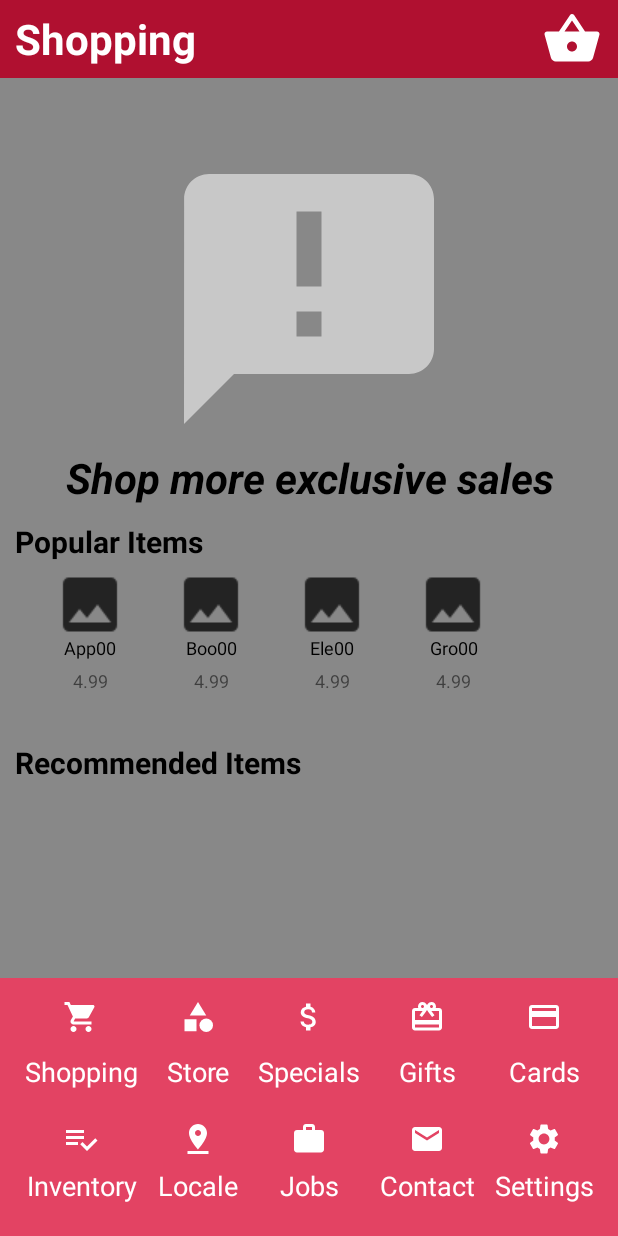
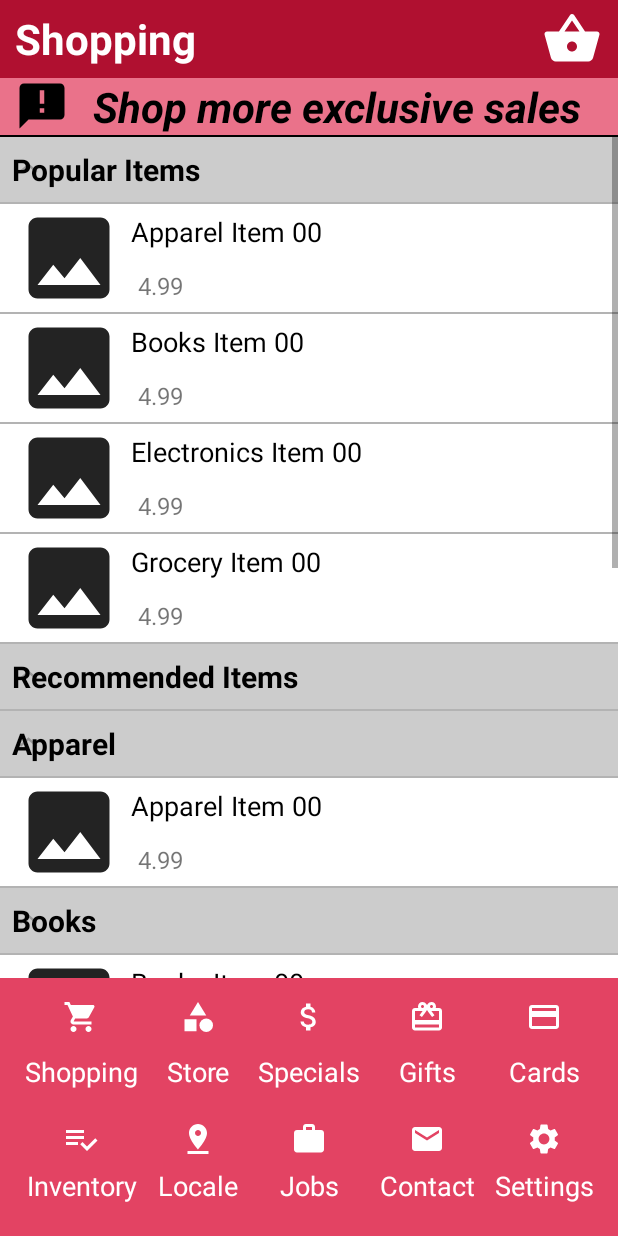
Before and after one commit to forrest-james/ads-app, an Android app: the screen it shows after launch (MainActivity), after a tap on "Mobile Shopping", on a phone screen of 412 x 824 dp. Run offline under Robolectric (Android 15) with nearby library versions, the phone set to English and light mode, and no system bars; 1 other tap on this screen came first.

Commit message:
Added Expandable List View for Mobile Shopping items

```diff
--- a/AcmeDepartmentStore/app/src/main/java/com/ads/app/DataManager.java
+++ b/AcmeDepartmentStore/app/src/main/java/com/ads/app/DataManager.java
@@ -72,7 +72,7 @@ public class DataManager {
         for(int i = 0; i < rand.nextInt(5) + 1; i++) {
             items.add(new Item(
                     String.format("%s000%d", departmentName.charAt(0), i),
-                    String.format("%s0%d", departmentName.substring(0,3), i),
+                    String.format("%s Item 0%d", departmentName, i),
                     rand.nextInt(10) + 0.99,
                     rand.nextBoolean(),
                     rand.nextBoolean()
--- /dev/null
+++ b/AcmeDepartmentStore/app/src/main/java/com/ads/app/ExpandableListAdapter.java
@@ -0,0 +1,97 @@
+package com.ads.app;
+
+import android.content.Context;
+import android.text.Layout;
+import android.view.LayoutInflater;
+import android.view.View;
+import android.view.ViewGroup;
+import android.widget.BaseExpandableListAdapter;
+import android.widget.TextView;
+
+import java.util.HashMap;
+import java.util.List;
+
+public class ExpandableListAdapter extends BaseExpandableListAdapter {
+    private Context _context;
+    private List<String> _listHeaders;
+    private HashMap<String, List<Item>> _listChildren;
+
+    public ExpandableListAdapter(Context context, List<String> listHeaders, HashMap<String, List<Item>> listChildren) {
+        _context = context;
+        _listHeaders = listHeaders;
+        _listChildren = listChildren;
+    }
+
+    @Override
+    public Object getChild(int groupPosition, int childPosition) {
+        return _listChildren.get(_listHeaders.get(groupPosition)).get(childPosition);
+    }
+
+    @Override
+    public long getChildId(int groupPosition, int childPosition) {
+        return childPosition;
+    }
+
+    @Override
+    public View getChildView(int groupPosition, final int childPosition, boolean isLastChild, View convertView, ViewGroup parent) {
+
+        final Item child = (Item) getChild(groupPosition, childPosition);
+
+        if (convertView == null) {
+            LayoutInflater childInflater = (LayoutInflater) _context.getSystemService(Context.LAYOUT_INFLATER_SERVICE);
+            convertView = childInflater.inflate(R.layout.item_list, null);
+        }
+
+        TextView name = (TextView)convertView.findViewById(R.id.item_name);
+        name.setText(child.Name());
+
+        TextView price = (TextView)convertView.findViewById(R.id.item_price);
+        price.setText(String.format("%1$,.2f", child.Price()));
+
+        return convertView;
+    }
+
+    @Override
+    public int getChildrenCount(int groupPosition) {
+        return _listChildren.get(_listHeaders.get(groupPosition)).size();
+    }
+
+    @Override
+    public Object getGroup(int groupPosition) {
+        return _listHeaders.get(groupPosition);
+    }
+
+    @Override
+    public int getGroupCount() {
+        return _listHeaders.size();
+    }
+
+    @Override
+    public long getGroupId(int groupPosition) {
+        return groupPosition;
+    }
+
+    @Override
+    public View getGroupView(int groupPosition, boolean isExpanded, View convertView, ViewGroup parent) {
+        String header = (String) getGroup(groupPosition);
+        if (convertView == null) {
+            LayoutInflater groupInflater = (LayoutInflater) _context.getSystemService(Context.LAYOUT_INFLATER_SERVICE);
+            convertView = groupInflater.inflate(R.layout.list_group, null);
+        }
+
+        TextView listHeader = (TextView) convertView.findViewById(R.id.list_header);
+        listHeader.setText(header);
+
+        return convertView;
+    }
+
+    @Override
+    public boolean hasStableIds() {
+        return false;
+    }
+
+    @Override
+    public boolean isChildSelectable(int groupPosition, int childPosition) {
+        return true;
+    }
+}
--- a/AcmeDepartmentStore/app/src/main/java/com/ads/app/ShoppingFragment.java
+++ b/AcmeDepartmentStore/app/src/main/java/com/ads/app/ShoppingFragment.java
@@ -8,8 +8,10 @@ import androidx.recyclerview.widget.LinearLayoutManager;
 import android.view.LayoutInflater;
 import android.view.View;
 import android.view.ViewGroup;
+import android.widget.ExpandableListView;
 import android.widget.GridView;
 
+import java.util.HashMap;
 import java.util.List;
 
 public class ShoppingFragment extends Fragment {
@@ -36,23 +38,44 @@ public class ShoppingFragment extends Fragment {
         // Inflate the layout for this fragment
         View view = inflater.inflate(R.layout.fragment_shopping, container, false);
 
-        final GridView popularItemView = (GridView) view.findViewById(R.id.popular_list);
-        final GridView recommendedItemView = (GridView) view.findViewById(R.id.recommended_list);
-
         List<Item> popularItems = DataManager.getInstance().PopularItems();
         if(popularItems.size() > 5) {
             popularItems = popularItems.subList(0, 4);
         }
-        final ItemListAdapter popularAdapter = new ItemListAdapter(getActivity(), popularItems);
-        popularItemView.setAdapter(popularAdapter);
 
         List<Item> recommendedItems = DataManager.getInstance().RecommendedItems();
         if(recommendedItems.size() > 5) {
             recommendedItems = recommendedItems.subList(0, 4);
         }
 
-        final ItemListAdapter recommendedAdapter = new ItemListAdapter(getActivity(), recommendedItems);
-        recommendedItemView.setAdapter(recommendedAdapter);
+        List<Department> departments = DataManager.getInstance().Departments();
+        List<String> departmentNames = DataManager.getInstance().DepartmentNames();
+
+        departmentNames.add(0, "Popular Items");
+        departmentNames.add(1, "Recommended Items");
+
+        HashMap<String, List<Item>> departmentData = new HashMap<String, List<Item>>();
+
+        departmentData.put("Popular Items", popularItems);
+        departmentData.put("Recommended Items", recommendedItems);
+
+        for(int i = 0; i < departments.size(); i++) {
+            departmentData.put(departments.get(i).Name(), departments.get(i).Items());
+        }
+
+        ExpandableListView departmentListView = (ExpandableListView) view.findViewById(R.id.department_items);
+        ExpandableListAdapter departmentListAdapter = new ExpandableListAdapter(view.getContext(), departmentNames, departmentData);
+        departmentListView.setAdapter(departmentListAdapter);
+        for (int i = 0; i < departmentNames.size(); i++) {
+            departmentListView.expandGroup(i);
+        }
+
+        departmentListView.setOnGroupClickListener(new ExpandableListView.OnGroupClickListener() {
+            @Override
+            public boolean onGroupClick(ExpandableListView parent, View v, int groupPosition, long id) {
+                return true;
+            }
+        });
 
         return view;
     }
--- a/AcmeDepartmentStore/app/src/main/res/drawable/ic_baseline_announcement.xml
+++ b/AcmeDepartmentStore/app/src/main/res/drawable/ic_baseline_announcement.xml
@@ -1,5 +1,5 @@
-<vector android:autoMirrored="true" android:height="200dp"
-    android:tint="#C8C8C8" android:viewportHeight="24"
-    android:viewportWidth="24" android:width="200dp" xmlns:android="http://schemas.android.com/apk/res/android">
+<vector android:autoMirrored="true" android:height="36dp"
+    android:tint="#232323" android:viewportHeight="24"
+    android:viewportWidth="24" android:width="36dp" xmlns:android="http://schemas.android.com/apk/res/android">
     <path android:fillColor="@android:color/white" android:pathData="M20,2L4,2c-1.1,0 -1.99,0.9 -1.99,2L2,22l4,-4h14c1.1,0 2,-0.9 2,-2L22,4c0,-1.1 -0.9,-2 -2,-2zM13,11h-2L11,5h2v6zM13,15h-2v-2h2v2z"/>
 </vector>
--- a/AcmeDepartmentStore/app/src/main/res/drawable/ic_baseline_image.xml
+++ b/AcmeDepartmentStore/app/src/main/res/drawable/ic_baseline_image.xml
@@ -1,5 +1,5 @@
-<vector android:height="32dp" android:tint="#232323"
+<vector android:height="72dp" android:tint="#232323"
     android:viewportHeight="24" android:viewportWidth="24"
-    android:width="32dp" xmlns:android="http://schemas.android.com/apk/res/android">
+    android:width="72dp" xmlns:android="http://schemas.android.com/apk/res/android">
     <path android:fillColor="@android:color/white" android:pathData="M21,19V5c0,-1.1 -0.9,-2 -2,-2H5c-1.1,0 -2,0.9 -2,2v14c0,1.1 0.9,2 2,2h14c1.1,0 2,-0.9 2,-2zM8.5,13.5l2.5,3.01L14.5,12l4.5,6H5l3.5,-4.5z"/>
 </vector>
--- a/AcmeDepartmentStore/app/src/main/res/layout/fragment_shopping.xml
+++ b/AcmeDepartmentStore/app/src/main/res/layout/fragment_shopping.xml
@@ -6,109 +6,42 @@
     android:layout_height="match_parent"
     android:background="@color/gray">
 
-    <ScrollView
-        android:layout_width="match_parent"
-        android:layout_height="match_parent">
-
     <LinearLayout
         android:layout_width="match_parent"
-            android:layout_height="match_parent"
+        android:layout_height="wrap_content"
         android:orientation="vertical"
         app:layout_constraintEnd_toEndOf="parent"
         app:layout_constraintStart_toStartOf="parent"
         app:layout_constraintTop_toTopOf="parent">
 
-            <FrameLayout
-                android:layout_width="match_parent"
-                android:layout_height="275dp"
-                android:layout_margin="10dp">
-
-                <ImageView
-                    android:id="@+id/sale_marquee"
-                    android:layout_width="wrap_content"
-                    android:layout_height="wrap_content"
-                    android:layout_gravity="center"
-                    android:src="@drawable/ic_baseline_announcement" />
-
         <TextView
             android:id="@+id/sale_label"
             android:layout_width="match_parent"
             android:layout_height="wrap_content"
-                    android:layout_gravity="bottom"
-                    android:gravity="center_horizontal"
+            android:layout_gravity="center"
+            android:background="@color/red_100"
+            android:drawableStart="@drawable/ic_baseline_announcement"
+            android:gravity="center"
+            android:paddingLeft="10dp"
+            android:paddingRight="10dp"
             android:text="Shop more exclusive sales"
             android:textColor="@color/black"
             android:textSize="28sp"
-                    android:textStyle="bold|italic" />
-
-            </FrameLayout>
-
-            <TextView
-                android:layout_width="match_parent"
-                android:layout_height="wrap_content"
-                android:paddingLeft="10dp"
-                android:text="Popular Items"
-                android:textColor="@color/black"
-                android:textSize="20sp"
-                android:textStyle="bold" />
+            android:textStyle="bold|italic"
+            app:drawableTint="@color/black" />
 
 
-            <LinearLayout
+        <View
+            android:id="@+id/divider"
             android:layout_width="match_parent"
-                android:layout_height="match_parent"
-                android:orientation="horizontal"
-                android:padding="10dp"
-                android:paddingLeft="10dp"
-                android:paddingRight="10dp">
+            android:layout_height="1dp"
+            android:background="@color/black" />
 
-                <GridView
-                    android:id="@+id/popular_list"
+        <ExpandableListView
+            android:id="@+id/department_items"
             android:layout_width="match_parent"
-                    android:layout_height="100dp"
-                    android:columnWidth="100dp"
-                    android:horizontalSpacing="10dp"
-                    android:numColumns="5"
-                    android:rowCount="1"
-                    android:scrollbars="horizontal" />
+            android:layout_height="wrap_content" />
 
     </LinearLayout>
 
-            <TextView
-                android:layout_width="match_parent"
-                android:layout_height="wrap_content"
-                android:paddingLeft="10dp"
-                android:text="Recommended Items"
-                android:textColor="@color/black"
-                android:textSize="20sp"
-                android:textStyle="bold" />
-
-            <LinearLayout
-                android:layout_width="match_parent"
-                android:layout_height="match_parent"
-                android:orientation="horizontal"
-                android:padding="10dp"
-                android:paddingLeft="10dp"
-                android:paddingRight="10dp">
-
-                <GridView
-                    android:id="@+id/recommended_list"
-                    android:layout_width="match_parent"
-                    android:layout_height="100dp"
-                    android:columnWidth="100dp"
-                    android:horizontalSpacing="10dp"
-                    android:numColumns="5"
-                    android:rowCount="1"
-                    android:scrollbars="horizontal" />
-
-            </LinearLayout>
-
-            <LinearLayout
-                android:id="@+id/department_grids"
-                android:layout_width="match_parent"
-                android:layout_height="wrap_content"
-                android:orientation="vertical"></LinearLayout>
-
-        </LinearLayout>
-    </ScrollView>
-
 </androidx.constraintlayout.widget.ConstraintLayout>
--- a/AcmeDepartmentStore/app/src/main/res/layout/item_list.xml
+++ b/AcmeDepartmentStore/app/src/main/res/layout/item_list.xml
@@ -1,36 +1,47 @@
 <?xml version="1.0" encoding="utf-8"?>
 <LinearLayout xmlns:android="http://schemas.android.com/apk/res/android"
     xmlns:app="http://schemas.android.com/apk/res-auto"
-    android:layout_width="100dp"
+    android:layout_width="match_parent"
     android:layout_height="80dp"
-    android:orientation="vertical">
+    android:background="@color/white"
+    android:orientation="horizontal"
+    android:paddingLeft="10dp"
+    android:paddingRight="10dp">
 
     <ImageView
         android:id="@+id/imageView"
         android:layout_width="wrap_content"
         android:layout_height="wrap_content"
-        android:layout_gravity="center_horizontal|top"
+        android:layout_gravity="start|center_vertical"
+        android:src="@drawable/ic_baseline_image" />
+
+    <LinearLayout
+        android:layout_width="match_parent"
+        android:layout_height="match_parent"
         android:layout_weight="1"
-        android:scaleX="1.5"
-        android:scaleY="1.5"
-        android:src="@drawable/ic_baseline_image" />
+        android:orientation="vertical">
 
         <TextView
             android:id="@+id/item_name"
             android:layout_width="match_parent"
             android:layout_height="wrap_content"
             android:layout_weight="1"
-        android:gravity="center"
+            android:gravity="start|center_vertical"
+            android:paddingLeft="5dp"
             android:text="Test Item 001"
             android:textColor="@color/black"
-        android:textSize="12sp" />
+            android:textSize="18sp" />
 
         <TextView
             android:id="@+id/item_price"
             android:layout_width="match_parent"
             android:layout_height="wrap_content"
             android:layout_weight="1"
-        android:gravity="center"
+            android:gravity="start|center_vertical"
+            android:paddingLeft="10dp"
             android:text="$9.99"
-        android:textSize="12sp" />
+            android:textSize="16sp" />
+
     </LinearLayout>
+
+</LinearLayout>
--- /dev/null
+++ b/AcmeDepartmentStore/app/src/main/res/layout/list_group.xml
@@ -0,0 +1,16 @@
+<?xml version="1.0" encoding="utf-8"?>
+<LinearLayout xmlns:android="http://schemas.android.com/apk/res/android"
+    android:layout_width="fill_parent"
+    android:layout_height="wrap_content"
+    android:orientation="vertical"
+    android:padding="8dp">
+
+    <TextView
+        android:id="@+id/list_header"
+        android:layout_width="fill_parent"
+        android:layout_height="wrap_content"
+        android:textSize="20sp"
+        android:textStyle="bold"
+        android:textColor="@color/black" />
+
+</LinearLayout>
--- a/AcmeDepartmentStore/app/src/main/res/values/colors.xml
+++ b/AcmeDepartmentStore/app/src/main/res/values/colors.xml
@@ -6,6 +6,6 @@
     <color name="red_700">#FFB01030</color>
     <color name="red_900">#FFA40c24</color>
     <color name="black">#FF000000</color>
-    <color name="gray">#FF888888</color>
+    <color name="gray">#FFCCCCCC</color>
     <color name="white">#FFFFFFFF</color>
 </resources>
```
Lines whose indentation alone changed are shown as unchanged.
